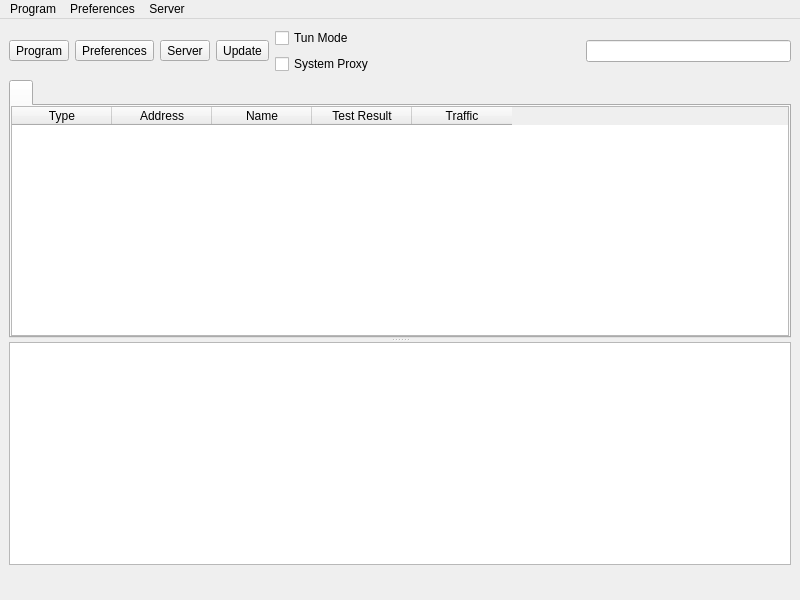
Above: ui/mainwindow.ui from shengmo0210/nekoray before the change. Below: the same form after it.
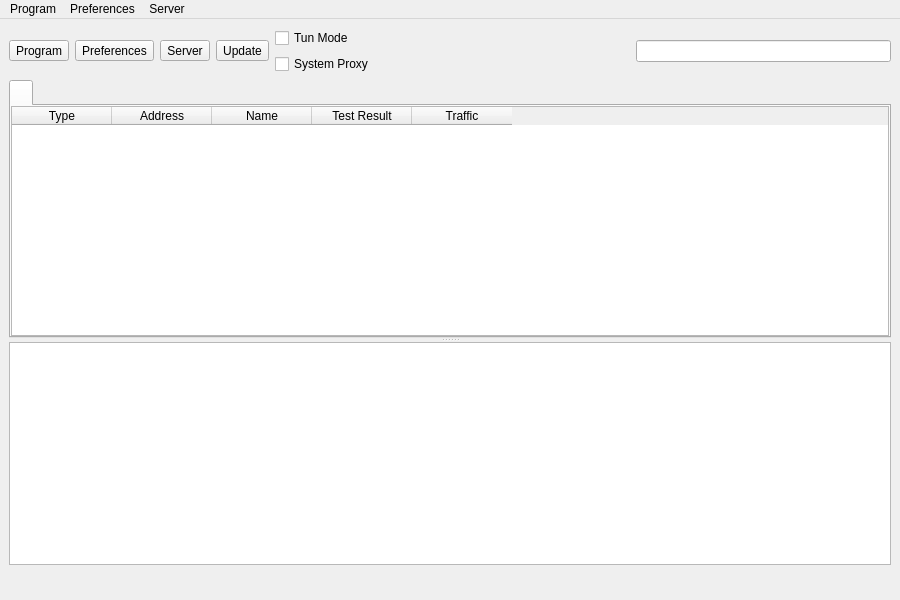
That is the form after the change. Icons and pictures are not drawn. Custom widgets are drawn as their Qt base class.

Commit message: change mainwindow to 900*600 && proxyList verticalHeaderMinimumSectionSize to 20

Diff of the .ui file:
```diff
--- a/ui/mainwindow.ui
+++ b/ui/mainwindow.ui
@@ -6,13 +6,13 @@
    <rect>
     <x>0</x>
     <y>0</y>
-    <width>800</width>
+    <width>900</width>
     <height>600</height>
    </rect>
   </property>
   <property name="minimumSize">
    <size>
-    <width>800</width>
+    <width>900</width>
     <height>600</height>
    </size>
   </property>
@@ -221,6 +221,9 @@
            <attribute name="verticalHeaderDefaultSectionSize">
             <number>30</number>
            </attribute>
+           <attribute name="verticalHeaderMinimumSectionSize">
+            <number>20</number>
+           </attribute>
            <column>
             <property name="text">
              <string>Type</string>
```
